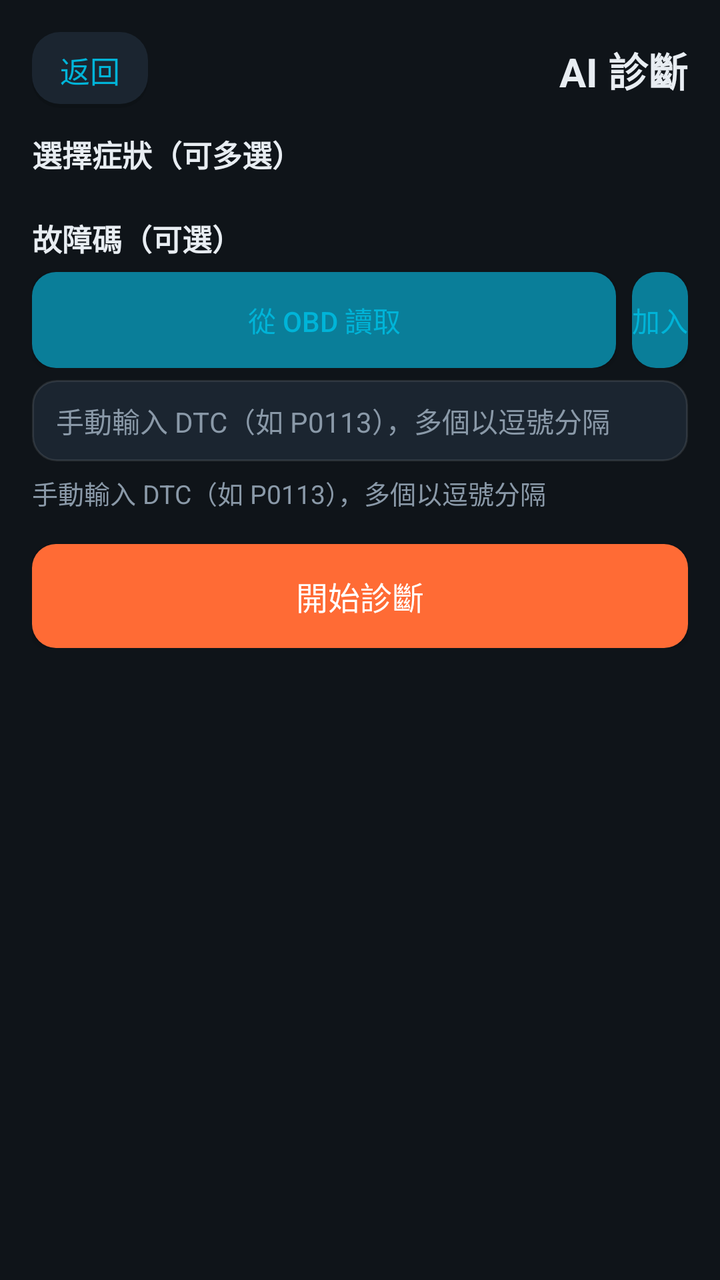
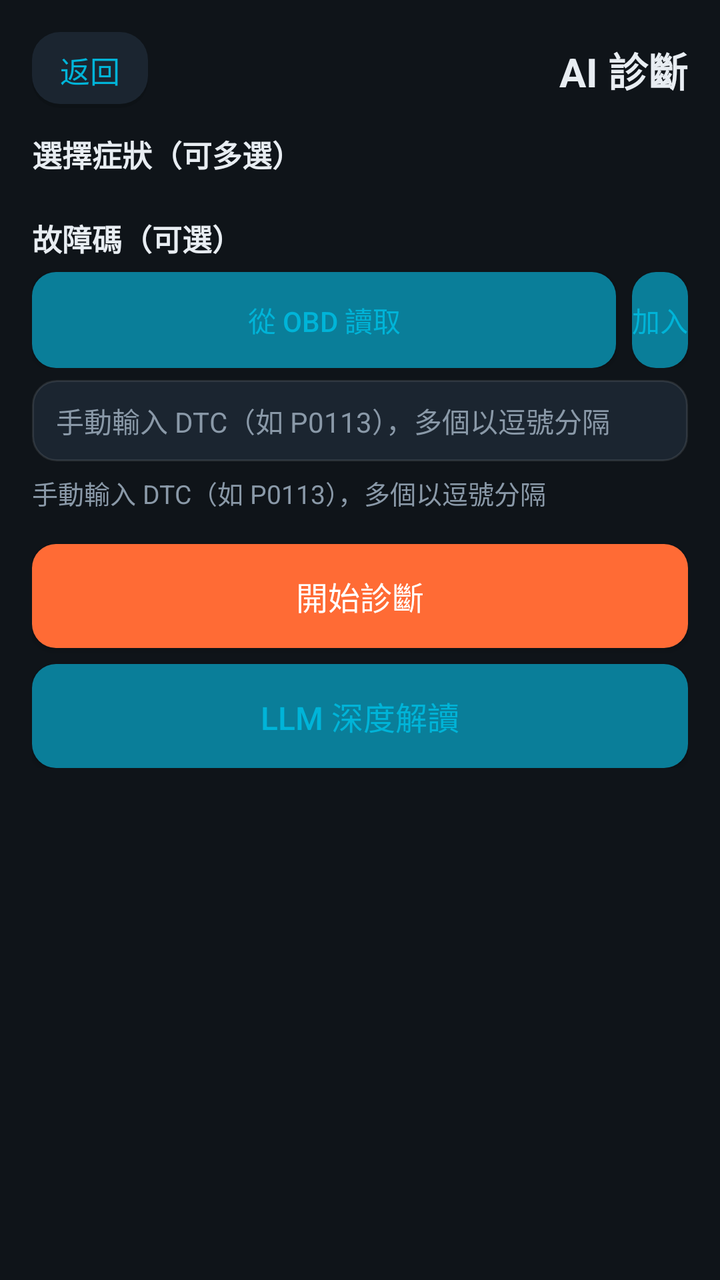

The first picture is an Android layout as it rendered before a commit; the second is the same layout after the commit. The layout source and the unified diff follow.
<!-- AndroidManifest.xml: application theme Theme.HeliOBD -->
<!-- res/layout/activity_ai_diagnose.xml -->
<?xml version="1.0" encoding="utf-8"?>
<LinearLayout xmlns:android="http://schemas.android.com/apk/res/android"
    android:layout_width="match_parent"
    android:layout_height="match_parent"
    android:background="@color/bg"
    android:orientation="vertical"
    android:padding="16dp">

    
    <LinearLayout
        android:layout_width="match_parent"
        android:layout_height="wrap_content"
        android:gravity="center_vertical"
        android:orientation="horizontal">

        <TextView
            android:id="@+id/btn_back"
            android:layout_width="wrap_content"
            android:layout_height="wrap_content"
            android:background="@drawable/bg_card"
            android:clickable="true"
            android:focusable="true"
            android:paddingHorizontal="14dp"
            android:paddingVertical="8dp"
            android:text="@string/common_back"
            android:textColor="@color/primary"
            android:textSize="15sp" />

        <Space
            android:layout_width="0dp"
            android:layout_height="1dp"
            android:layout_weight="1" />

        <TextView
            android:layout_width="wrap_content"
            android:layout_height="wrap_content"
            android:text="@string/feat_ai_diag"
            android:textColor="@color/text_primary"
            android:textSize="20sp"
            android:textStyle="bold" />
    </LinearLayout>

    
    <LinearLayout
        android:layout_width="match_parent"
        android:layout_height="0dp"
        android:layout_marginTop="12dp"
        android:layout_weight="1"
        android:orientation="vertical">

        
        <LinearLayout
            android:layout_width="match_parent"
            android:layout_height="wrap_content"
            android:orientation="vertical">

            <TextView
                android:layout_width="wrap_content"
                android:layout_height="wrap_content"
                android:text="@string/ai_diag_symptoms"
                android:textColor="@color/text_primary"
                android:textSize="15sp"
                android:textStyle="bold" />

            <android.widget.GridLayout
                android:id="@+id/symptom_grid"
                android:layout_width="match_parent"
                android:layout_height="wrap_content"
                android:layout_marginTop="4dp"
                android:columnCount="3" />

            <TextView
                android:layout_width="wrap_content"
                android:layout_height="wrap_content"
                android:layout_marginTop="16dp"
                android:text="@string/ai_diag_dtc_section"
                android:textColor="@color/text_primary"
                android:textSize="15sp"
                android:textStyle="bold" />

            <LinearLayout
                android:layout_width="match_parent"
                android:layout_height="wrap_content"
                android:layout_marginTop="6dp"
                android:orientation="horizontal">

                <Button
                    android:id="@+id/btn_read_dtc"
                    android:layout_width="0dp"
                    android:layout_height="wrap_content"
                    android:layout_weight="1"
                    android:background="@drawable/bg_button"
                    android:text="@string/ai_diag_read_dtc"
                    android:textColor="@color/primary"
                    android:textSize="14sp" />

                <Button
                    android:id="@+id/btn_add_dtc"
                    android:layout_width="wrap_content"
                    android:layout_height="wrap_content"
                    android:layout_marginStart="8dp"
                    android:minWidth="0dp"
                    android:background="@drawable/bg_button"
                    android:text="@string/ai_diag_add_dtc"
                    android:textColor="@color/primary"
                    android:textSize="14sp" />
            </LinearLayout>

            <EditText
                android:id="@+id/dtc_input"
                android:layout_width="match_parent"
                android:layout_height="wrap_content"
                android:layout_marginTop="6dp"
                android:background="@drawable/bg_input"
                android:hint="@string/ai_diag_dtc_hint"
                android:inputType="text"
                android:paddingHorizontal="12dp"
                android:paddingVertical="10dp"
                android:textColor="@color/text_primary"
                android:textColorHint="@color/text_secondary"
                android:textSize="14sp" />

            <TextView
                android:id="@+id/dtc_list"
                android:layout_width="match_parent"
                android:layout_height="wrap_content"
                android:layout_marginTop="6dp"
                android:text="@string/ai_diag_dtc_hint"
                android:textColor="@color/text_secondary"
                android:textSize="13sp" />

            <Button
                android:id="@+id/btn_diagnose"
                android:layout_width="match_parent"
                android:layout_height="52dp"
                android:layout_marginTop="16dp"
                android:background="@drawable/bg_button_accent"
                android:text="@string/ai_diag_start"
                android:textColor="@android:color/white"
                android:textSize="16sp" />
        </LinearLayout>

        
        <ScrollView
            android:layout_width="match_parent"
            android:layout_height="0dp"
            android:layout_marginTop="12dp"
            android:layout_weight="1">

            <LinearLayout
                android:id="@+id/result_container"
                android:layout_width="match_parent"
                android:layout_height="wrap_content"
                android:orientation="vertical" />
        </ScrollView>
    </LinearLayout>
</LinearLayout>
<!-- resources referenced by this layout -->
<resources>
  <color name="bg">#0F1419</color>
  <color name="primary">#00B4D8</color>
  <color name="text_primary">#E8EDF2</color>
  <color name="text_secondary">#8A99A8</color>
  <!-- drawable bg_button (drawable) -->
  <?xml version="1.0" encoding="utf-8"?>
  <selector xmlns:android="http://schemas.android.com/apk/res/android">
      <item android:state_pressed="true" android:drawable="@drawable/bg_button_pressed" />
      <item>
          <shape android:shape="rectangle">
              <solid android:color="@color/primary_dark" />
              <corners android:radius="12dp" />
          </shape>
      </item>
  </selector>
  <!-- drawable bg_button_accent (drawable) -->
  <?xml version="1.0" encoding="utf-8"?>
  <selector xmlns:android="http://schemas.android.com/apk/res/android">
      <item android:state_pressed="true" android:drawable="@drawable/bg_button_accent_pressed" />
      <item>
          <shape android:shape="rectangle">
              <solid android:color="@color/accent" />
              <corners android:radius="12dp" />
          </shape>
      </item>
  </selector>
  <!-- drawable bg_card (drawable) -->
  <?xml version="1.0" encoding="utf-8"?>
  <layer-list xmlns:android="http://schemas.android.com/apk/res/android">
      
      <item android:top="2dp">
          <shape android:shape="rectangle">
              <solid android:color="#1F000000" />
              <corners android:radius="14dp" />
          </shape>
      </item>
      
      <item android:bottom="2dp">
          <shape android:shape="rectangle">
              <solid android:color="@color/surface" />
              <corners android:radius="14dp" />
          </shape>
      </item>
  </layer-list>
  <!-- drawable bg_input (drawable) -->
  <?xml version="1.0" encoding="utf-8"?>
  <shape xmlns:android="http://schemas.android.com/apk/res/android" android:shape="rectangle">
      <solid android:color="@color/surface" />
      <stroke android:width="1dp" android:color="@color/stroke" />
      <corners android:radius="12dp" />
  </shape>
  <string name="ai_diag_add_dtc">加入</string>
  <string name="ai_diag_dtc_hint">手動輸入 DTC（如 P0113），多個以逗號分隔</string>
  <string name="ai_diag_dtc_section">故障碼（可選）</string>
  <string name="ai_diag_read_dtc">從 OBD 讀取</string>
  <string name="ai_diag_start">開始診斷</string>
  <string name="ai_diag_symptoms">選擇症狀（可多選）</string>
  <string name="common_back">返回</string>
  <string name="feat_ai_diag">AI 診斷</string>
  <!-- drawable bg_button_pressed (drawable) -->
  <?xml version="1.0" encoding="utf-8"?>
  <shape xmlns:android="http://schemas.android.com/apk/res/android" android:shape="rectangle">
      <solid android:color="@color/primary_pressed" />
      <corners android:radius="12dp" />
  </shape>
  <color name="primary_dark">#0A7E99</color>
  <!-- drawable bg_button_accent_pressed (drawable) -->
  <?xml version="1.0" encoding="utf-8"?>
  <shape xmlns:android="http://schemas.android.com/apk/res/android" android:shape="rectangle">
      <solid android:color="@color/accent_pressed" />
      <corners android:radius="12dp" />
  </shape>
  <color name="accent">#FF6B35</color>
  <color name="surface">#1B2530</color>
  <color name="stroke">#1AFFFFFF</color>
  <color name="primary_pressed">#086A80</color>
  <color name="accent_pressed">#D9531F</color>
  <!-- unchanged entries left out for length: 1 -->
</resources>

<!-- the commit's change to res/layout/activity_ai_diagnose.xml (unified diff, before → after) -->
@@ -138,6 +138,16 @@
                 android:text="@string/ai_diag_start"
                 android:textColor="@android:color/white"
                 android:textSize="16sp" />
+
+            <Button
+                android:id="@+id/btn_llm_diagnose"
+                android:layout_width="match_parent"
+                android:layout_height="52dp"
+                android:layout_marginTop="8dp"
+                android:background="@drawable/bg_button"
+                android:text="@string/llm_analyze_btn"
+                android:textColor="@color/primary"
+                android:textSize="16sp" />
         </LinearLayout>
 
         
<!-- resource entries referenced after the edit -->
@@ -59,6 +59,7 @@
   <string name="ai_diag_symptoms">選擇症狀（可多選）</string>
   <string name="common_back">返回</string>
   <string name="feat_ai_diag">AI 診斷</string>
+  <string name="llm_analyze_btn">LLM 深度解讀</string>
   <!-- drawable bg_button_pressed (drawable) -->
   <?xml version="1.0" encoding="utf-8"?>
   <shape xmlns:android="http://schemas.android.com/apk/res/android" android:shape="rectangle">
